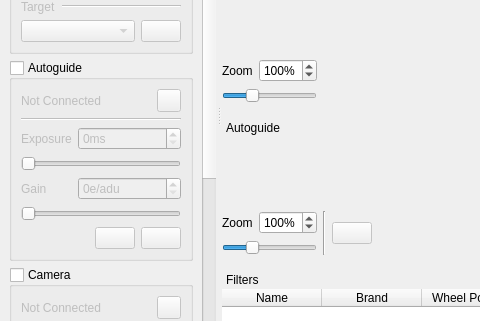
This is qt5/mainwindow.ui in EthanChappel/Ecliptic as Qt 5 draws it before an edit; both pictures show x 0 to 480 and y 208 to 529 of the 795 by 649 pixel window. The edited form follows.
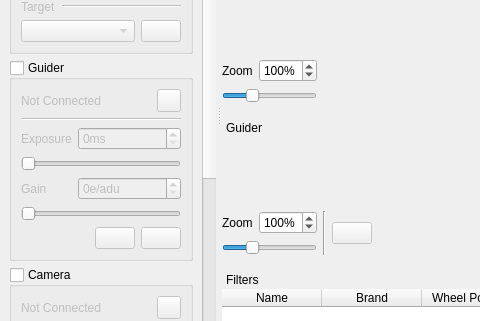
This is the edited form. Icons and pictures are not drawn.

Commit message: Changed "autoguider", "auto-guider", & "guide" to "guider"

What changed in the file:
```diff
--- a/qt5/mainwindow.ui
+++ b/qt5/mainwindow.ui
@@ -540,7 +540,7 @@
            </sizepolicy>
           </property>
           <property name="title">
-           <string>Autoguide</string>
+           <string>Guider</string>
           </property>
           <property name="checkable">
            <bool>true</bool>
@@ -1815,7 +1815,7 @@
     <set>Qt::LeftDockWidgetArea|Qt::RightDockWidgetArea</set>
    </property>
    <property name="windowTitle">
-    <string>Autoguide</string>
+    <string>Guider</string>
    </property>
    <attribute name="dockWidgetArea">
     <number>2</number>
```
Left out of the diff: 64 changed lines with no effect on the pictures. The commit also changes 2 other files.
